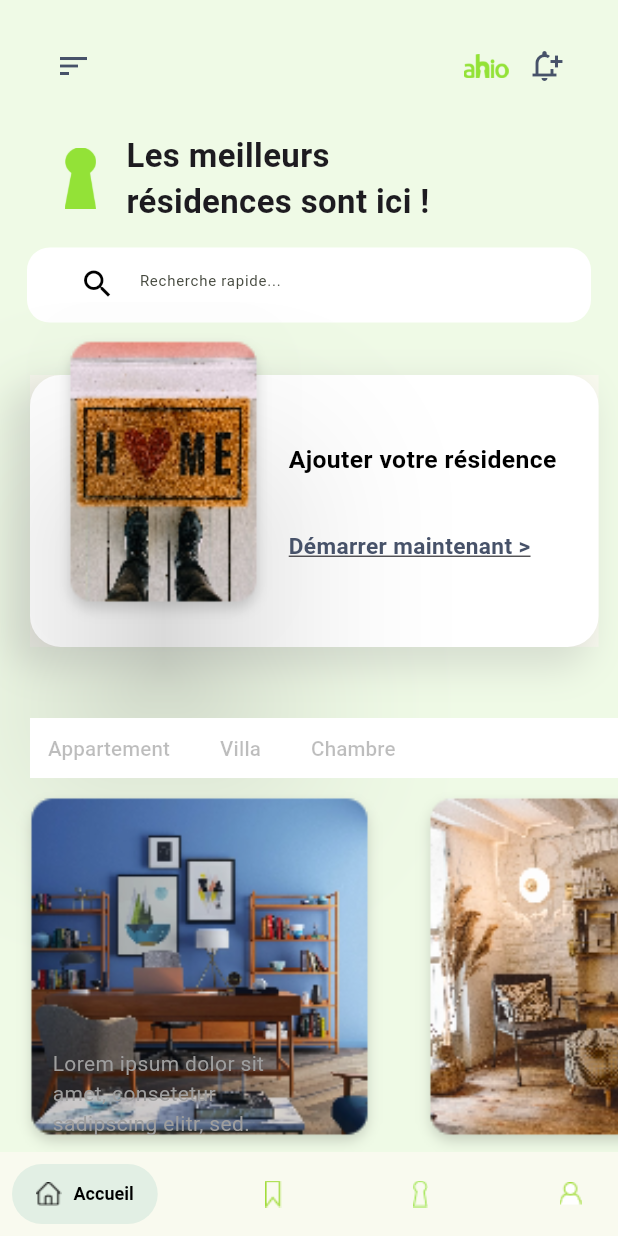
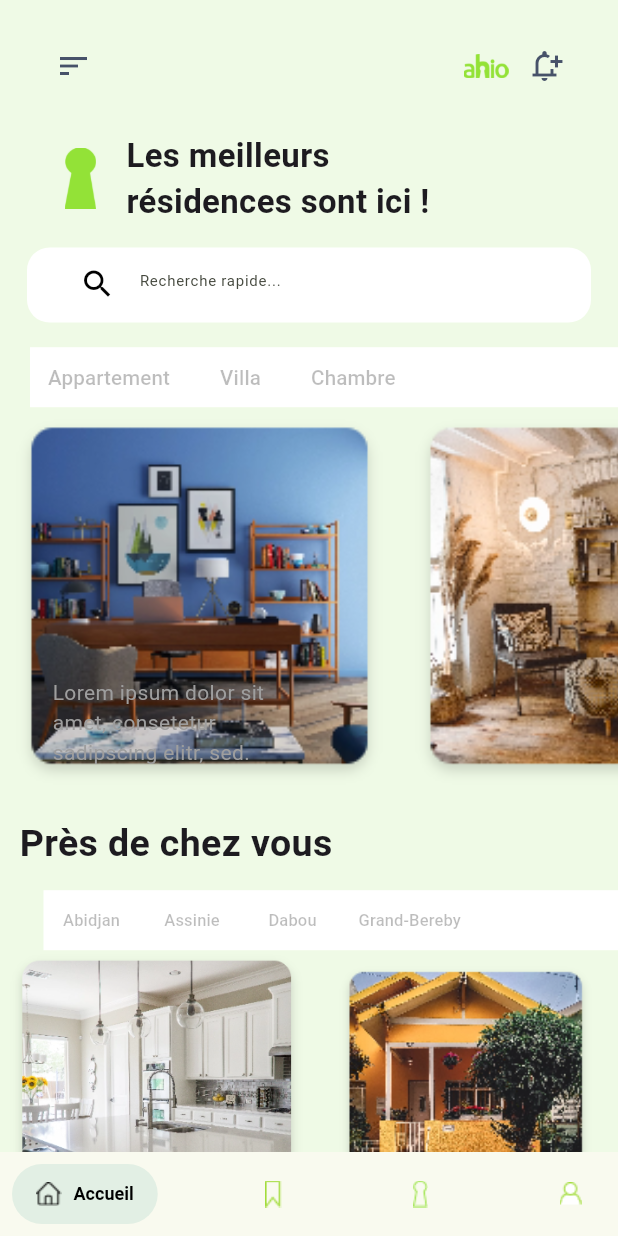
Before and after one commit to opamao/ahio-mobile, a Flutter app: the HomeScreen screen opened directly, on a phone screen of 412 x 824 dp. Run offline on Flutter 3.47's test engine with Material 3 defaults, Android fonts, the phone set to English and light mode, and no system bars; drawn by our look-alikes of salomon_bottom_bar; our stand-ins replace animated_splash_screen, auto_size_text, custom_radio_grouped_button, dotted_border, flutter_map, gap and 12 more; missing offline and left inert: dart:ffi; accounts and stored records are empty.

```diff
--- a/lib/screens/accueil/screens/accueil_screen.dart
+++ b/lib/screens/accueil/screens/accueil_screen.dart
@@ -10,7 +10,7 @@ import '../../residence/residence.dart';
 import '../accueil.dart';
 
 class AccueilScreen extends StatefulWidget {
-  AccueilScreen({
+  const AccueilScreen({
     super.key,
   });
 
@@ -74,140 +74,6 @@ class AccueilScreenContent extends State<AccueilScreen> {
               ],
             ),
           ),
-          SizedBox(
-            height: 30.h,
-            child: Stack(
-              children: [
-                Positioned(
-                  top: 35,
-                  left: 20,
-                  child: Material(
-                    child: Container(
-                      height: 22.h,
-                      width: 92.w,
-                      decoration: BoxDecoration(
-                        color: Colors.white,
-                        borderRadius: BorderRadius.circular(5.w),
-                        boxShadow: [
-                          BoxShadow(
-                            color: Colors.grey.withOpacity(0.3),
-                            offset: const Offset(-10.0, 10.0),
-                            blurRadius: 20.0,
-                            spreadRadius: 4.0,
-                          ),
-                        ],
-                      ),
-                    ),
-                  ),
-                ),
-                Positioned(
-                  top: 0,
-                  left: 30,
-                  child: Card(
-                    elevation: 50.0,
-                    shadowColor: Colors.grey.withOpacity(0.5),
-                    color: Colors.transparent,
-                    shape: RoundedRectangleBorder(
-                      borderRadius: BorderRadius.circular(15.0),
-                    ),
-                    child: Container(
-                      height: 200,
-                      width: 150,
-                      decoration: BoxDecoration(
-                        borderRadius: BorderRadius.circular(8.0),
-                        image: DecorationImage(
-                          fit: BoxFit.fill,
-                          image: Assets.images.home.provider(),
-                        ),
-                      ),
-                    ),
-                  ),
-                ),
-                Positioned(
-                  top: 45,
-                  left: 180,
-                  child: Container(
-                    margin: EdgeInsets.only(left: 3.w),
-                    height: 150,
-                    child: Column(
-                      mainAxisAlignment: MainAxisAlignment.spaceEvenly,
-                      crossAxisAlignment: CrossAxisAlignment.start,
-                      children: [
-                        Text(
-                          "Ajouter votre résidence",
-                          style: TextStyle(
-                            fontSize: 12.sp,
-                            color: Colors.black,
-                            fontWeight: FontWeight.bold,
-                          ),
-                        ),
-                        InkWell(
-                          onTap: () {
-                            Navigator.push(
-                              context,
-                              MaterialPageRoute(
-                                builder: (context) => const EspaceScreen(),
-                              ),
-                            );
-                          },
-                          child: Text(
-                            "Démarrer maintenant >",
-                            style: TextStyle(
-                              fontSize: 11.sp,
-                              color: colorIcon,
-                              fontWeight: FontWeight.bold,
-                              decoration: TextDecoration.underline,
-                            ),
-                          ),
-                        ),
-                      ],
-                    ),
-                  ),
-                )
-              ],
-            ),
-          ),
-          // (widget.role == 'proprietaire')
-          //     ? Container(
-          //         color: Colors.white,
-          //         margin: const EdgeInsets.only(left: 20),
-          //         height: 40,
-          //         width: 280,
-          //         child: ListView(
-          //           scrollDirection: Axis.horizontal,
-          //           children: [
-          //             TextButton(
-          //               onPressed: () {},
-          //               child: Text(
-          //                 "Appartement",
-          //                 style:
-          //                     TextStyle(color: Colors.black26, fontSize: 10.sp),
-          //               ),
-          //             ),
-          //             const SizedBox(
-          //               width: 3,
-          //             ),
-          //             TextButton(
-          //                 onPressed: () {},
-          //                 child: Text(
-          //                   "Villa",
-          //                   style: TextStyle(
-          //                       color: Colors.black26, fontSize: 10.sp),
-          //                 )),
-          //             const SizedBox(
-          //               width: 3,
-          //             ),
-          //             TextButton(
-          //                 onPressed: () {},
-          //                 child: Text(
-          //                   "Chambre",
-          //                   style: TextStyle(
-          //                       color: Colors.black26, fontSize: 10.sp),
-          //                 )),
-          //           ],
-          //         ),
-          //       )
-          // :
           Gap(2.h),
           Container(
             color: Colors.white,
--- a/lib/screens/menu/screens/home_screen.dart
+++ b/lib/screens/menu/screens/home_screen.dart
@@ -16,8 +16,8 @@ class HomeScreen extends StatefulWidget {
 class _HomeScreenState extends State<HomeScreen> {
 
   int selectedIndex = 0;
-  final Widget _accueil = AccueilScreen();
 
+  final Widget _accueil = const AccueilScreen();
   final Widget _favoris = const FavorisScreen();
   final Widget _location = const LocationsScreen();
   final Widget _profil = const ProfilScreen();
--- a/lib/screens/residence/screens/type_screen.dart
+++ b/lib/screens/residence/screens/type_screen.dart
@@ -1,7 +1,6 @@
 import 'dart:convert';
 
 import 'package:ahio/constants/api_url.dart';
-import 'package:ahio/models/add_residence/list_type_residence_model.dart';
 import 'package:ahio/screens/locator/screens/lacator_screen.dart';
 
 import 'package:flutter/material.dart';
@@ -10,6 +9,7 @@ import 'package:http/http.dart' as http;
 import 'package:shared_preferences/shared_preferences.dart';
 import 'package:sizer/sizer.dart';
 
+import '../../../models/client/list_type_residence_model.dart';
 import '../../../widgets/widgets.dart';
 
 class TypeScreen extends StatefulWidget {
```
Also changed, not shown: lib/models/client/list_residence_model.dart (added, +136 -0 lines), lib/screens/login/screens/login_screen.dart (+14 -2 lines), lib/screens/profil/screens/profil_screen.dart (+39 -37 lines), lib/models/client/list_type_residence_model.dart (renamed from lib/models/add_residence/list_type_residence_model.dart), lib/models/proprio/lsit_residence_model.dart (added).
